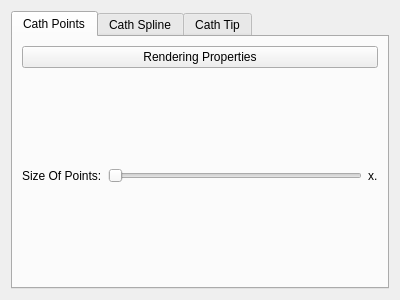
This is rtUI/cathOptions.ui in pengwg/vurtigo as Qt 5 draws it before an edit. The edited form follows.
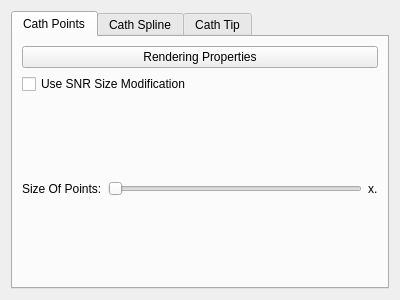
This is the edited form.

Diff of the .ui file:
```diff
--- a/rtUI/cathOptions.ui
+++ b/rtUI/cathOptions.ui
@@ -31,6 +31,13 @@
          </property>
         </widget>
        </item>
+       <item>
+        <widget class="QCheckBox" name="snrSizeCheckBox">
+         <property name="text">
+          <string>Use SNR Size Modification</string>
+         </property>
+        </widget>
+       </item>
        <item>
         <layout class="QHBoxLayout" name="horizontalLayout">
          <item>
```
